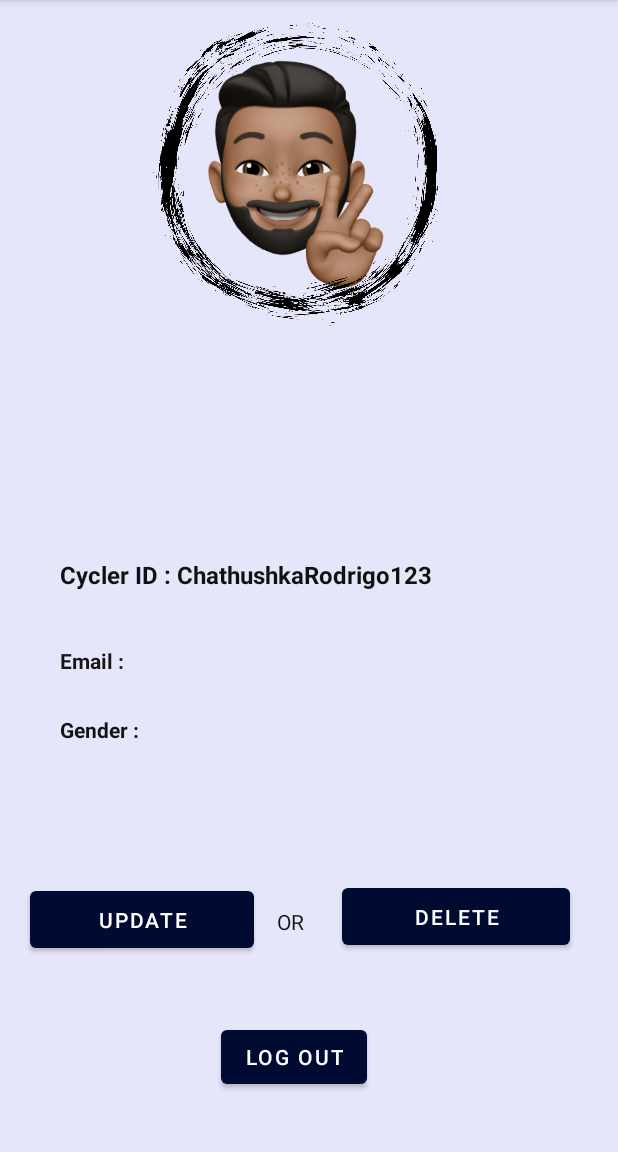
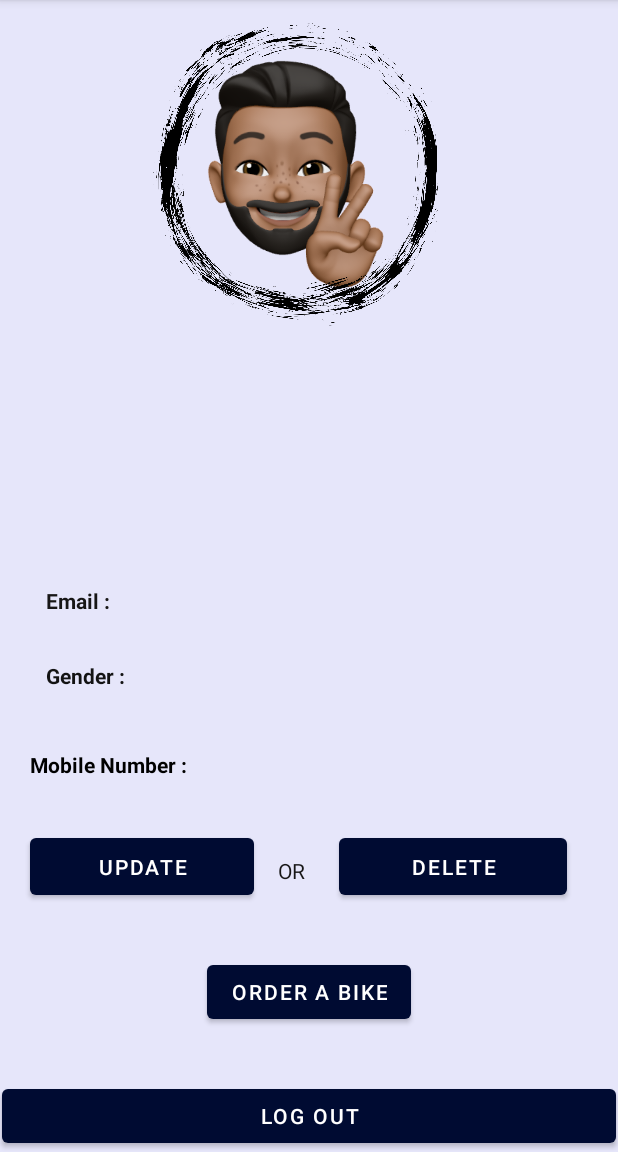
Before and after one commit to shas99/Spinner-Bike-Managment, an Android app: the UserProfileActivity screen opened directly, with no data from a screen before it, on a phone screen of 412 x 824 dp, the part 84-1236 px from its top. Run offline under Robolectric (Android 15) with nearby library versions, the phone set to English and light mode, and no system bars; our stand-ins replace Firebase (no records; nobody signed in at launch, a user with empty details on screens opened directly); Roboto replaces fonts that are not available here.

Commit message:
Created Order Create Method and added Mobile Number as User Attribute

```diff
--- a/Spinner_app/app/build.gradle
+++ b/Spinner_app/app/build.gradle
@@ -35,6 +35,7 @@ dependencies {
     implementation 'androidx.constraintlayout:constraintlayout:2.1.0'
     implementation 'com.google.firebase:firebase-auth:21.0.1'
     implementation 'com.google.firebase:firebase-database:20.0.1'
+    implementation 'com.google.firebase:firebase-firestore:23.0.3'
     testImplementation 'junit:junit:4.+'
     androidTestImplementation 'androidx.test.ext:junit:1.1.3'
     androidTestImplementation 'androidx.test.espresso:espresso-core:3.4.0'
--- a/Spinner_app/app/src/main/java/com/example/spinner/User.java
+++ b/Spinner_app/app/src/main/java/com/example/spinner/User.java
@@ -1,13 +1,14 @@
 package com.example.spinner;
 public class User {
 
-    public String name,email,sex;
+    public String name,email,sex,mobileNo;
 public User(){}
 
-    public User(String name,String email,String sex){
+    public User(String name,String email,String sex,String mobileNo){
         this.name=name;
         this.email=email;
         this.sex=sex;
+        this.mobileNo=mobileNo;
 
     }
 }
--- a/Spinner_app/app/src/main/java/com/example/spinner/UserProfileActivity.java
+++ b/Spinner_app/app/src/main/java/com/example/spinner/UserProfileActivity.java
@@ -21,6 +21,7 @@ import com.google.firebase.database.ValueEventListener;
 public class UserProfileActivity extends AppCompatActivity {
 
 private Button logout;
+private Button orderAbikebtn;
 
 private FirebaseUser user;
 private DatabaseReference reference;
@@ -43,7 +44,27 @@ private String userID;
 
 
             }
+
+
+
         });
+        orderAbikebtn =(Button)findViewById(R.id.orderABikeBtn);
+        orderAbikebtn.setOnClickListener(new View.OnClickListener() {
+            @Override
+            public void onClick(View v) {
+                Intent intent = new Intent(UserProfileActivity.this, OrderBikeActivity.class);
+                startActivity(intent);
+
+
+
+            }
+        });
+
+
+
+
+
+
 
         user =FirebaseAuth.getInstance().getCurrentUser();
         reference= FirebaseDatabase.getInstance().getReference("UsersProfile");
@@ -52,6 +73,7 @@ private String userID;
         final TextView greetTextView= (TextView) findViewById(R.id.emailDisplay);
         final TextView nameTextView = (TextView) findViewById(R.id.nameDisplay);
         final TextView gender = (TextView) findViewById(R.id.sexDisplay);
+        final TextView mobileNumber =(TextView) findViewById(R.id.mobileNumberDisplay);
 
 
         reference.child(userID).addListenerForSingleValueEvent(new ValueEventListener() {
@@ -63,10 +85,12 @@ private String userID;
                     String name =userProfile.name;
                     String email=userProfile.email;
                     String sex =userProfile.sex;
+                    String mobile =userProfile.mobileNo;
 
-                    nameTextView.setText("Welcome " +name+ "!");
+                    nameTextView.setText("Welcome " +name+ " !  ");
                     greetTextView.setText(email);
                     gender.setText(sex);
+                    mobileNumber.setText(mobile);
 
 
 
@@ -87,4 +111,5 @@ private String userID;
 
     }
 
+
     }
--- a/Spinner_app/app/src/main/res/layout/activity_bike_info.xml
+++ b/Spinner_app/app/src/main/res/layout/activity_bike_info.xml
@@ -158,12 +158,12 @@
             android:layout_width="wrap_content"
             android:layout_height="wrap_content"
             android:layout_marginTop="5dp"
+            android:background="@android:color/white"
+            android:backgroundTint="@null"
             android:fontFamily="sans-serif-condensed-light"
             android:text="@string/ok_button_id"
             android:textSize="24sp"
             android:textStyle="bold"
-            android:background="#000B32"
-            android:backgroundTint="@null"
             app:layout_constraintBottom_toBottomOf="parent"
             app:layout_constraintEnd_toEndOf="parent"
             app:layout_constraintStart_toStartOf="parent"
--- a/Spinner_app/app/src/main/res/layout/activity_edit_event.xml
+++ b/Spinner_app/app/src/main/res/layout/activity_edit_event.xml
@@ -47,7 +47,7 @@
         app:layout_constraintTop_toBottomOf="@+id/imageView2" />
 
     <EditText
-        android:id="@+id/editTextTextPersonName4"
+        android:id="@+id/cyclerIDInput"
         android:layout_width="214dp"
         android:layout_height="46dp"
         android:layout_marginStart="96dp"
@@ -68,7 +68,7 @@
         android:inputType="textPersonName"
         android:text="@string/DescriptionE"
         app:layout_constraintStart_toStartOf="parent"
-        app:layout_constraintTop_toBottomOf="@+id/editTextTextPersonName4" />
+        app:layout_constraintTop_toBottomOf="@+id/cyclerIDInput" />
 
     <Button
         android:id="@+id/button4"
--- a/Spinner_app/app/src/main/res/layout/activity_main.xml
+++ b/Spinner_app/app/src/main/res/layout/activity_main.xml
@@ -59,7 +59,7 @@
         android:textColor="#050505"
         app:layout_constraintBottom_toBottomOf="parent"
         app:layout_constraintEnd_toEndOf="parent"
-        app:layout_constraintHorizontal_bias="0.224"
+        app:layout_constraintHorizontal_bias="0.154"
         app:layout_constraintStart_toStartOf="parent"
         app:layout_constraintTop_toTopOf="parent"
         app:layout_constraintVertical_bias="0.883" />
@@ -127,7 +127,7 @@
         android:textColor="#000000"
         app:layout_constraintBottom_toBottomOf="parent"
         app:layout_constraintEnd_toEndOf="parent"
-        app:layout_constraintHorizontal_bias="0.784"
+        app:layout_constraintHorizontal_bias="0.812"
         app:layout_constraintStart_toStartOf="parent"
         app:layout_constraintTop_toTopOf="parent"
         app:layout_constraintVertical_bias="0.883" />
--- a/Spinner_app/app/src/main/res/layout/activity_userprofile.xml
+++ b/Spinner_app/app/src/main/res/layout/activity_userprofile.xml
@@ -8,21 +8,6 @@
     tools:context=".UserProfileActivity">
 
     <TextView
-        android:id="@+id/textView5"
-        android:layout_width="wrap_content"
-        android:layout_height="wrap_content"
-        android:text="Cycler ID : ChathushkaRodrigo123"
-        android:textColor="#121111"
-        android:textSize="16sp"
-        android:textStyle="bold"
-        app:layout_constraintBottom_toBottomOf="parent"
-        app:layout_constraintEnd_toEndOf="parent"
-        app:layout_constraintHorizontal_bias="0.245"
-        app:layout_constraintStart_toStartOf="parent"
-        app:layout_constraintTop_toTopOf="parent"
-        app:layout_constraintVertical_bias="0.499" />
-
-    <TextView
         android:id="@+id/textView6"
         android:layout_width="wrap_content"
         android:layout_height="wrap_content"
@@ -31,10 +16,10 @@
         android:textStyle="bold"
         app:layout_constraintBottom_toBottomOf="parent"
         app:layout_constraintEnd_toEndOf="parent"
-        app:layout_constraintHorizontal_bias="0.109"
+        app:layout_constraintHorizontal_bias="0.084"
         app:layout_constraintStart_toStartOf="parent"
         app:layout_constraintTop_toTopOf="parent"
-        app:layout_constraintVertical_bias="0.575" />
+        app:layout_constraintVertical_bias="0.522" />
 
     <TextView
         android:id="@+id/emailDisplay"
@@ -47,7 +32,7 @@
         app:layout_constraintHorizontal_bias="0.153"
         app:layout_constraintStart_toEndOf="@+id/textView6"
         app:layout_constraintTop_toTopOf="parent"
-        app:layout_constraintVertical_bias="0.569" />
+        app:layout_constraintVertical_bias="0.53" />
 
     <TextView
         android:id="@+id/textView10"
@@ -58,10 +43,10 @@
         android:textStyle="bold"
         app:layout_constraintBottom_toBottomOf="parent"
         app:layout_constraintEnd_toEndOf="parent"
-        app:layout_constraintHorizontal_bias="0.111"
+        app:layout_constraintHorizontal_bias="0.086"
         app:layout_constraintStart_toStartOf="parent"
         app:layout_constraintTop_toTopOf="parent"
-        app:layout_constraintVertical_bias="0.637" />
+        app:layout_constraintVertical_bias="0.589" />
 
     <Button
         android:id="@+id/updatebtn"
@@ -70,10 +55,10 @@
         android:text="@string/UpdateProfileButton"
         app:layout_constraintBottom_toBottomOf="parent"
         app:layout_constraintEnd_toEndOf="parent"
-        app:layout_constraintHorizontal_bias="0.077"
+        app:layout_constraintHorizontal_bias="0.076"
         app:layout_constraintStart_toStartOf="parent"
         app:layout_constraintTop_toTopOf="parent"
-        app:layout_constraintVertical_bias="0.819" />
+        app:layout_constraintVertical_bias="0.77" />
 
     <TextView
         android:id="@+id/textView11"
@@ -83,10 +68,10 @@
         android:textColor="#171616"
         app:layout_constraintBottom_toBottomOf="parent"
         app:layout_constraintEnd_toStartOf="@+id/deletebtn"
-        app:layout_constraintHorizontal_bias="0.381"
+        app:layout_constraintHorizontal_bias="0.421"
         app:layout_constraintStart_toEndOf="@+id/updatebtn"
         app:layout_constraintTop_toTopOf="parent"
-        app:layout_constraintVertical_bias="0.808" />
+        app:layout_constraintVertical_bias="0.762" />
 
     <Button
         android:id="@+id/deletebtn"
@@ -95,10 +80,10 @@
         android:text="@string/DeleteProfileButton"
         app:layout_constraintBottom_toBottomOf="parent"
         app:layout_constraintEnd_toEndOf="parent"
-        app:layout_constraintHorizontal_bias="0.876"
+        app:layout_constraintHorizontal_bias="0.868"
         app:layout_constraintStart_toStartOf="parent"
         app:layout_constraintTop_toTopOf="parent"
-        app:layout_constraintVertical_bias="0.816" />
+        app:layout_constraintVertical_bias="0.77" />
 
     <ImageView
         android:id="@+id/imageView4"
@@ -125,15 +110,14 @@
 
     <Button
         android:id="@+id/LogoutBtn"
-        android:layout_width="wrap_content"
+        android:layout_width="409dp"
         android:layout_height="wrap_content"
         android:text="Log out"
         app:layout_constraintBottom_toBottomOf="parent"
         app:layout_constraintEnd_toEndOf="parent"
-        app:layout_constraintHorizontal_bias="0.469"
         app:layout_constraintStart_toStartOf="parent"
         app:layout_constraintTop_toTopOf="parent"
-        app:layout_constraintVertical_bias="0.945" />
+        app:layout_constraintVertical_bias="1.0" />
 
     <TextView
         android:id="@+id/sexDisplay"
@@ -142,14 +126,15 @@
         android:textColor="#100F0F"
         app:layout_constraintBottom_toBottomOf="parent"
         app:layout_constraintEnd_toEndOf="parent"
+        app:layout_constraintHorizontal_bias="0.393"
         app:layout_constraintStart_toStartOf="parent"
         app:layout_constraintTop_toTopOf="parent"
-        app:layout_constraintVertical_bias="0.654" />
+        app:layout_constraintVertical_bias="0.593" />
 
     <TextView
         android:id="@+id/nameDisplay"
-        android:layout_width="365dp"
-        android:layout_height="109dp"
+        android:layout_width="376dp"
+        android:layout_height="70dp"
         android:textColor="#020202"
         android:textSize="34sp"
         android:textStyle="bold"
@@ -160,4 +145,41 @@
         app:layout_constraintTop_toTopOf="parent"
         app:layout_constraintVertical_bias="0.375" />
 
+    <Button
+        android:id="@+id/orderABikeBtn"
+        android:layout_width="wrap_content"
+        android:layout_height="wrap_content"
+        android:text="Order A bike"
+        app:layout_constraintBottom_toTopOf="@+id/LogoutBtn"
+        app:layout_constraintEnd_toEndOf="parent"
+        app:layout_constraintHorizontal_bias="0.5"
+        app:layout_constraintStart_toStartOf="parent"
+        app:layout_constraintTop_toBottomOf="@+id/updatebtn" />
+
+    <TextView
+        android:id="@+id/mobileNumber"
+        android:layout_width="wrap_content"
+        android:layout_height="wrap_content"
+        android:text="Mobile Number :"
+        android:textColor="#000000"
+        android:textStyle="bold"
+        app:layout_constraintBottom_toBottomOf="parent"
+        app:layout_constraintEnd_toEndOf="parent"
+        app:layout_constraintHorizontal_bias="0.065"
+        app:layout_constraintStart_toStartOf="parent"
+        app:layout_constraintTop_toTopOf="parent"
+        app:layout_constraintVertical_bias="0.668" />
+
+    <TextView
+        android:id="@+id/mobileNumberDisplay"
+        android:layout_width="216dp"
+        android:layout_height="34dp"
+        android:textColor="#000000"
+        app:layout_constraintBottom_toTopOf="@+id/updatebtn"
+        app:layout_constraintEnd_toEndOf="parent"
+        app:layout_constraintHorizontal_bias="0.171"
+        app:layout_constraintStart_toEndOf="@+id/mobileNumber"
+        app:layout_constraintTop_toBottomOf="@+id/sexDisplay"
+        app:layout_constraintVertical_bias="0.428" />
+
 </androidx.constraintlayout.widget.ConstraintLayout>
```
Also changed, not shown: Spinner_app/app/src/main/AndroidManifest.xml (+10 -7 lines), Spinner_app/app/src/main/java/com/example/spinner/BikeOrder.java (added, +53 -0 lines), Spinner_app/app/src/main/java/com/example/spinner/CreateProfileActivity.java (+9 -2 lines), Spinner_app/app/src/main/java/com/example/spinner/OrderBikeActivity.java (+62 -21 lines), Spinner_app/app/src/main/java/com/example/spinner/UpdateUserDetailsActivity.java (added, +18 -0 lines), Spinner_app/app/src/main/res/layout/activity_createprofile.xml (+51 -22 lines), Spinner_app/app/src/main/res/layout/activity_orderbike.xml (+51 -60 lines), Spinner_app/app/src/main/res/layout/activity_update_user_details.xml (added, +75 -0 lines).
